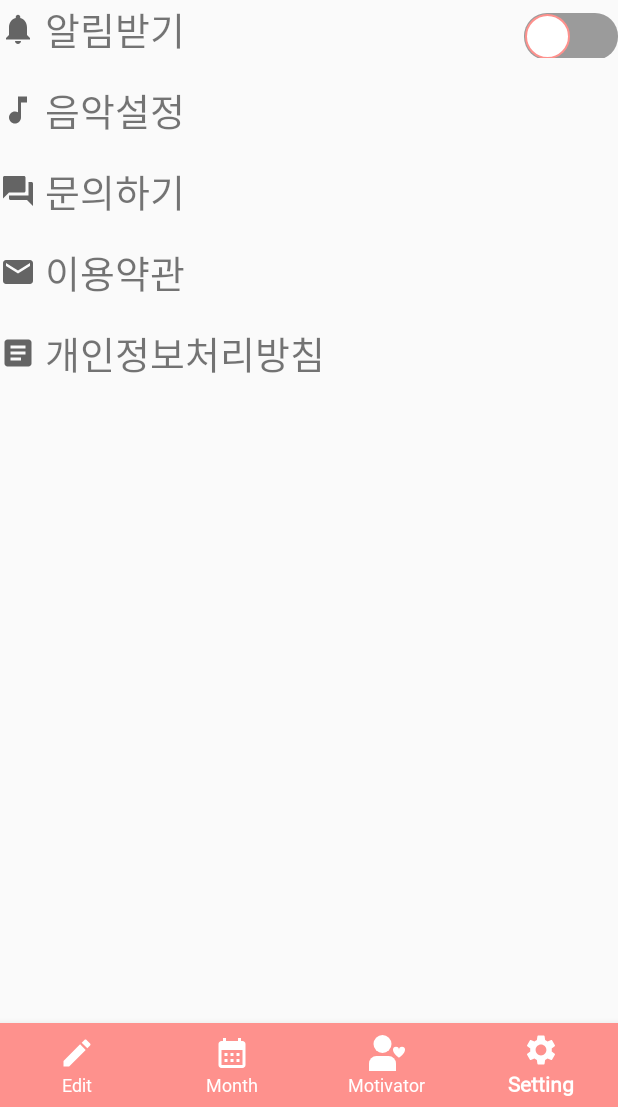
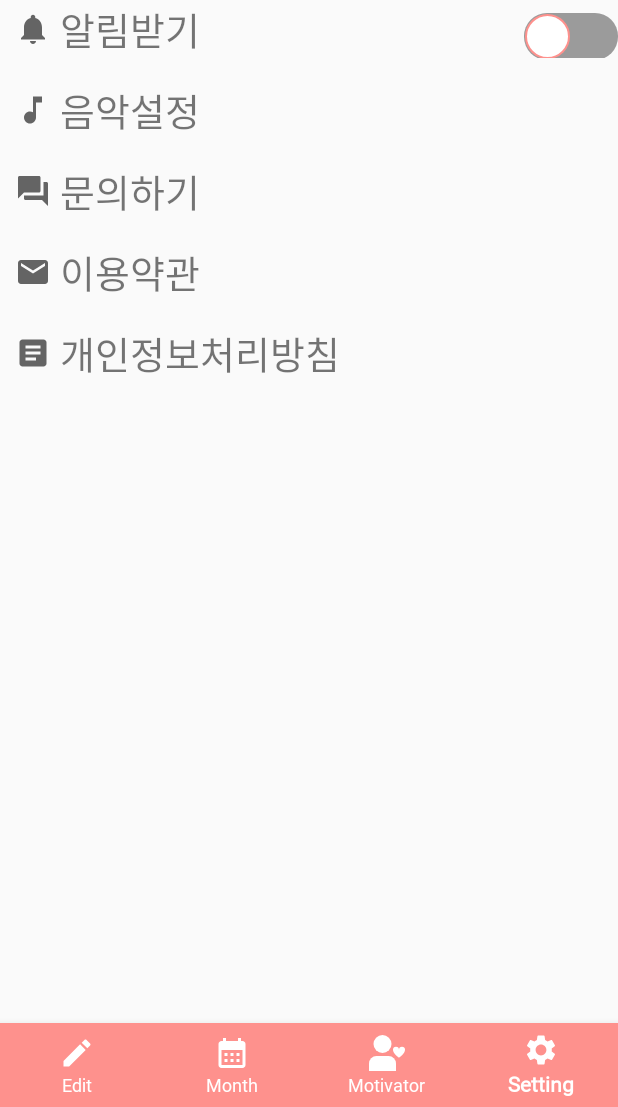
Before and after one commit to Hyevvy/ThankDiary, an Android app: the screen it shows after launch (MainActivity), item 4 of the bottom bar chosen, on a phone screen of 412 x 824 dp, the part 129-1236 px from its top. Run offline under Robolectric (Android 15) with nearby library versions, the phone set to English and light mode, and no system bars; libraries missing offline, so code that uses them is left out: com.prolificinteractive.materialcalendarview, com.roomorama.caldroid.

Commit message:
UI 수정

```diff
--- a/app/src/main/res/layout/fragment_setting.xml
+++ b/app/src/main/res/layout/fragment_setting.xml
@@ -7,6 +7,7 @@
         android:layout_width="match_parent"
         android:layout_height="wrap_content"
         android:layout_marginBottom="15dp"
+        android:layout_marginLeft="10dp"
         >
 
         <ImageView
@@ -39,6 +40,7 @@
         android:layout_width="match_parent"
         android:layout_height="wrap_content"
         android:layout_marginBottom="15dp"
+        android:layout_marginLeft="10dp"
         >
         <ImageView
             android:layout_width="wrap_content"
@@ -62,6 +64,7 @@
         android:layout_width="match_parent"
         android:layout_height="wrap_content"
         android:layout_marginBottom="15dp"
+        android:layout_marginLeft="10dp"
         >
         <ImageView
             android:layout_width="wrap_content"
@@ -83,6 +86,7 @@
         android:layout_width="match_parent"
         android:layout_height="wrap_content"
         android:layout_marginBottom="15dp"
+        android:layout_marginLeft="10dp"
         >
         <ImageView
             android:layout_width="wrap_content"
@@ -103,6 +107,7 @@
         android:layout_width="match_parent"
         android:layout_height="wrap_content"
         android:layout_marginBottom="15dp"
+        android:layout_marginLeft="10dp"
         >
         <ImageView
             android:layout_width="wrap_content"
--- a/app/src/main/res/layout/fragment_top.xml
+++ b/app/src/main/res/layout/fragment_top.xml
@@ -43,7 +43,7 @@
         <TextView
             android:layout_width="wrap_content"
             android:layout_height="wrap_content"
-            android:text=" 일째 감사일기 작성중  "
+            android:text=" 일째 일기 작성중  "
             android:fontFamily="@font/nanumgothic"
             android:textSize="23dp"
             ></TextView>
@@ -81,7 +81,7 @@
         <TextView
             android:layout_width="wrap_content"
             android:layout_height="wrap_content"
-            android:text=" 일동안 감사일기 작성중  "
+            android:text=" 일동안 일기 작성중  "
             android:textSize="23dp"
             android:fontFamily="@font/nanumgothic"
             ></TextView>
```
Also changed, not shown: 1 other file.
